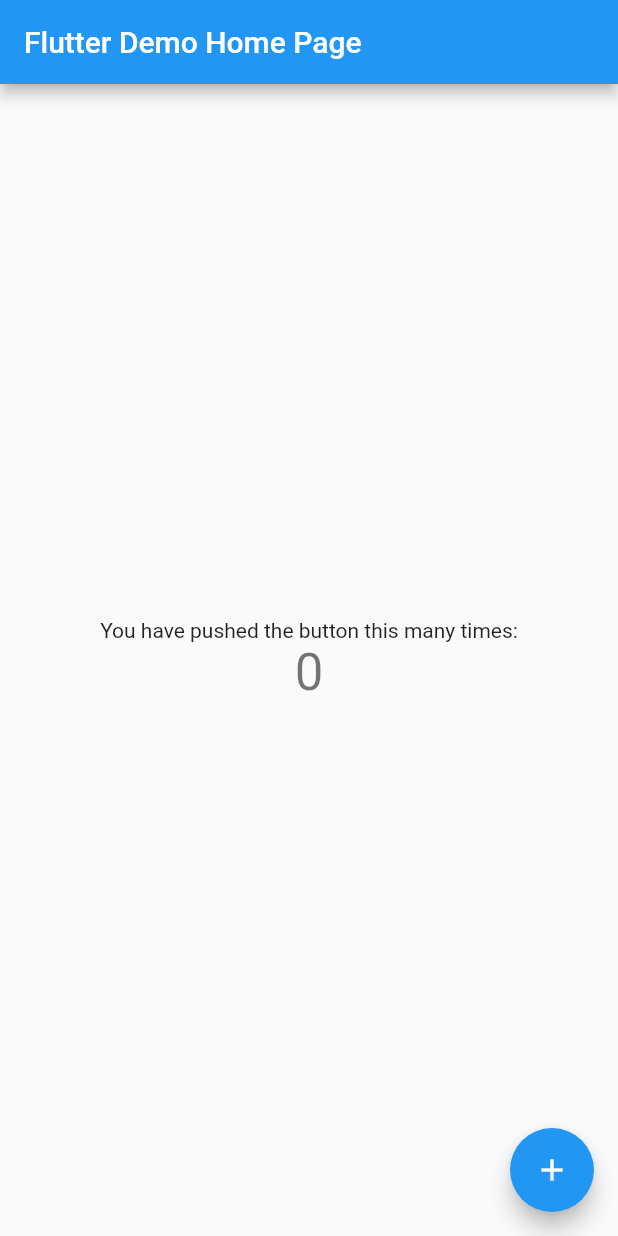
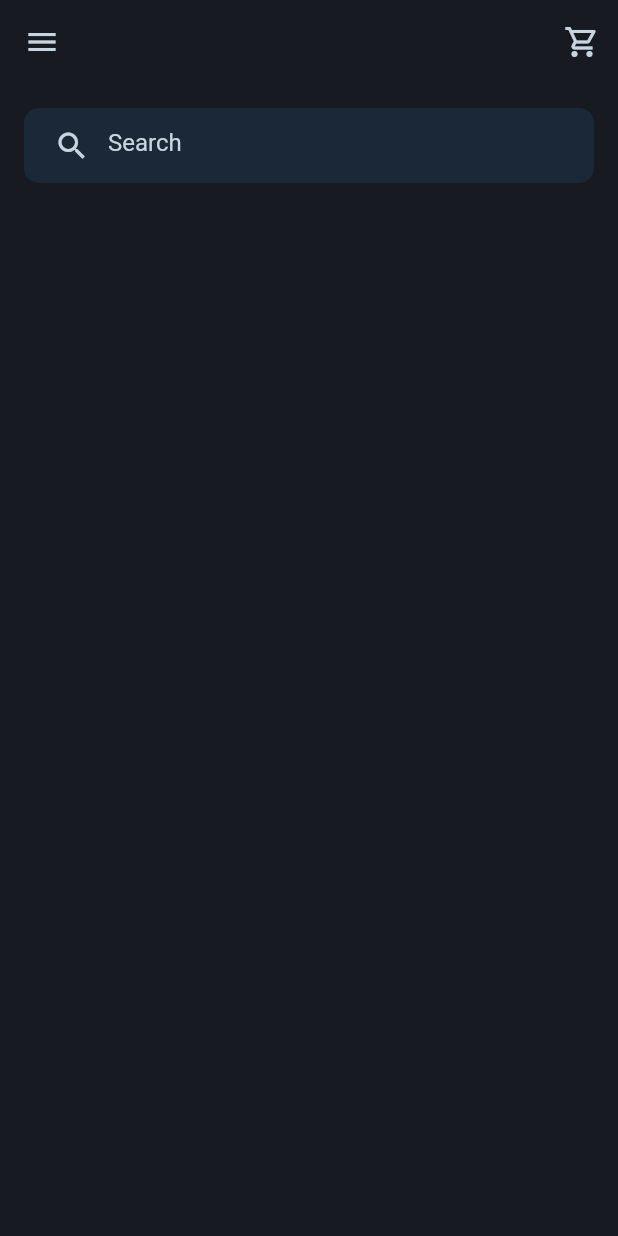
Before and after one commit to caiovini64/game-shop-flutter, a Flutter app: the screen it shows after launch, on a phone screen of 412 x 824 dp. Run offline on Flutter 3.47's test engine with Material 2 defaults, Android fonts, the phone set to English and light mode, and no system bars.

Commit message:
Criação e organização de temas

```diff
--- /dev/null
+++ b/lib/components/search_box.dart
@@ -0,0 +1,27 @@
+import 'package:flutter/material.dart';
+
+class SearchBox extends StatelessWidget {
+  @override
+  Widget build(BuildContext context) {
+    return Container(
+      height: 50,
+      decoration: BoxDecoration(
+        borderRadius: BorderRadius.circular(10),
+        color: Theme.of(context).primaryColor,
+      ),
+      child: Padding(
+        padding: const EdgeInsets.all(8.0),
+        child: TextField(
+          keyboardType: TextInputType.name,
+          decoration: InputDecoration(
+            hintText: 'Search',
+            prefixIcon: Icon(
+              Icons.search,
+              color: Theme.of(context).primaryColorLight,
+            ),
+          ),
+        ),
+      ),
+    );
+  }
+}
--- a/lib/main.dart
+++ b/lib/main.dart
@@ -1,4 +1,7 @@
 import 'package:flutter/material.dart';
+import 'package:steam_redesign/utils/colors_constants.dart';
+
+import 'views/product_overview_screen.dart';
 
 void main() {
   runApp(MyApp());
@@ -11,103 +14,25 @@
     return MaterialApp(
       title: 'Flutter Demo',
       theme: ThemeData(
-        // This is the theme of your application.
-        //
-        // Try running your application with "flutter run". You'll see the
-        // application has a blue toolbar. Then, without quitting the app, try
-        // changing the primarySwatch below to Colors.green and then invoke
-        // "hot reload" (press "r" in the console where you ran "flutter run",
-        // or simply save your changes to "hot reload" in a Flutter IDE).
-        // Notice that the counter didn't reset back to zero; the application
-        // is not restarted.
-        primarySwatch: Colors.blue,
+        primaryColor: primaryColor,
+        backgroundColor: backgroundColor,
+        accentColor: accentColor,
+        iconTheme: IconThemeData(color: neutralColor),
+        primaryIconTheme: IconThemeData(color: neutralColor),
+        accentIconTheme: IconThemeData(color: neutralColor),
+        primaryColorLight: neutralColor,
+        inputDecorationTheme: InputDecorationTheme(
+          hintStyle: TextStyle(color: neutralColor),
+          disabledBorder: InputBorder.none,
+          errorBorder: InputBorder.none,
+          focusedBorder: InputBorder.none,
+          border: InputBorder.none,
+        ),
+        textTheme: TextTheme(
+          headline1: TextStyle(color: neutralColorOpacity),
+        ),
       ),
-      home: MyHomePage(title: 'Flutter Demo Home Page'),
+      home: ProductOverviewScreen(),
     );
   }
 }
-
-class MyHomePage extends StatefulWidget {
-  MyHomePage({Key key, this.title}) : super(key: key);
-
-  // This widget is the home page of your application. It is stateful, meaning
-  // that it has a State object (defined below) that contains fields that affect
-  // how it looks.
-
-  // This class is the configuration for the state. It holds the values (in this
-  // case the title) provided by the parent (in this case the App widget) and
-  // used by the build method of the State. Fields in a Widget subclass are
-  // always marked "final".
-
-  final String title;
-
-  @override
-  _MyHomePageState createState() => _MyHomePageState();
-}
-
-class _MyHomePageState extends State<MyHomePage> {
-  int _counter = 0;
-
-  void _incrementCounter() {
-    setState(() {
-      // This call to setState tells the Flutter framework that something has
-      // changed in this State, which causes it to rerun the build method below
-      // so that the display can reflect the updated values. If we changed
-      // _counter without calling setState(), then the build method would not be
-      // called again, and so nothing would appear to happen.
-      _counter++;
-    });
-  }
-
-  @override
-  Widget build(BuildContext context) {
-    // This method is rerun every time setState is called, for instance as done
-    // by the _incrementCounter method above.
-    //
-    // The Flutter framework has been optimized to make rerunning build methods
-    // fast, so that you can just rebuild anything that needs updating rather
-    // than having to individually change instances of widgets.
-    return Scaffold(
-      appBar: AppBar(
-        // Here we take the value from the MyHomePage object that was created by
-        // the App.build method, and use it to set our appbar title.
-        title: Text(widget.title),
-      ),
-      body: Center(
-        // Center is a layout widget. It takes a single child and positions it
-        // in the middle of the parent.
-        child: Column(
-          // Column is also a layout widget. It takes a list of children and
-          // arranges them vertically. By default, it sizes itself to fit its
-          // children horizontally, and tries to be as tall as its parent.
-          //
-          // Invoke "debug painting" (press "p" in the console, choose the
-          // "Toggle Debug Paint" action from the Flutter Inspector in Android
-          // Studio, or the "Toggle Debug Paint" command in Visual Studio Code)
-          // to see the wireframe for each widget.
-          //
-          // Column has various properties to control how it sizes itself and
-          // how it positions its children. Here we use mainAxisAlignment to
-          // center the children vertically; the main axis here is the vertical
-          // axis because Columns are vertical (the cross axis would be
-          // horizontal).
-          mainAxisAlignment: MainAxisAlignment.center,
-          children: <Widget>[
-            Text(
-              'You have pushed the button this many times:',
-            ),
-            Text(
-              '$_counter',
-              style: Theme.of(context).textTheme.headline4,
-            ),
-          ],
-        ),
-      ),
-      floatingActionButton: FloatingActionButton(
-        onPressed: _incrementCounter,
-        tooltip: 'Increment',
-        child: Icon(Icons.add),
-      ), // This trailing comma makes auto-formatting nicer for build methods.
-    );
-  }
-}
--- /dev/null
+++ b/lib/utils/colors_constants.dart
@@ -0,0 +1,7 @@
+import 'package:flutter/material.dart';
+
+const backgroundColor = Color(0xff171A21);
+const primaryColor = Color(0xff1B2838);
+const accentColor = Color(0xff66C0F4);
+const neutralColor = Color(0xffC7D5E0);
+final neutralColorOpacity = Color(0xffC7D5E0).withOpacity(0.2);
--- /dev/null
+++ b/lib/views/product_overview_screen.dart
@@ -0,0 +1,33 @@
+import 'package:flutter/material.dart';
+import 'package:steam_redesign/components/search_box.dart';
+
+class ProductOverviewScreen extends StatelessWidget {
+  @override
+  Widget build(BuildContext context) {
+    return Scaffold(
+      backgroundColor: Theme.of(context).backgroundColor,
+      appBar: AppBar(
+        backgroundColor: Theme.of(context).backgroundColor,
+        elevation: 0,
+        leading: IconButton(
+          icon: Icon(Icons.menu),
+          onPressed: () {},
+        ),
+        actions: [
+          IconButton(
+            icon: Icon(Icons.shopping_cart_outlined),
+            onPressed: () {},
+          )
+        ],
+      ),
+      body: Padding(
+        padding: const EdgeInsets.all(16.0),
+        child: Column(
+          children: [
+            SearchBox(),
+          ],
+        ),
+      ),
+    );
+  }
+}
```
Also changed, not shown: 1 other file.
